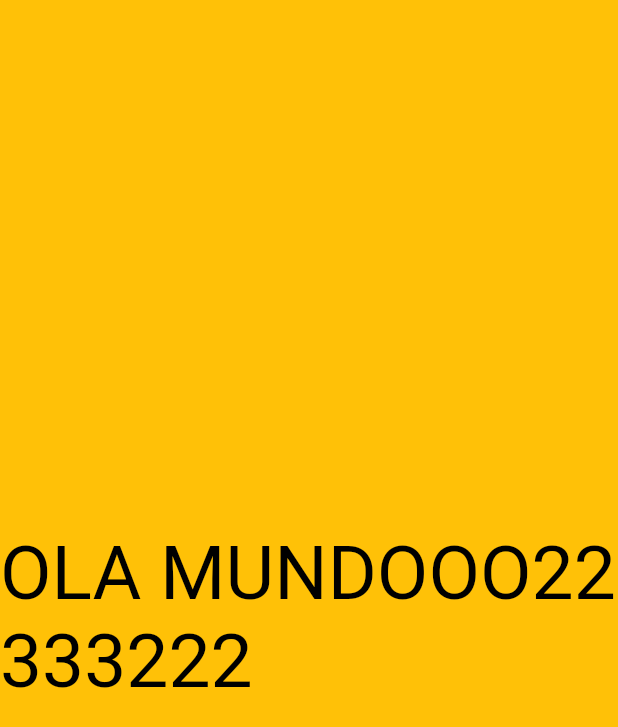
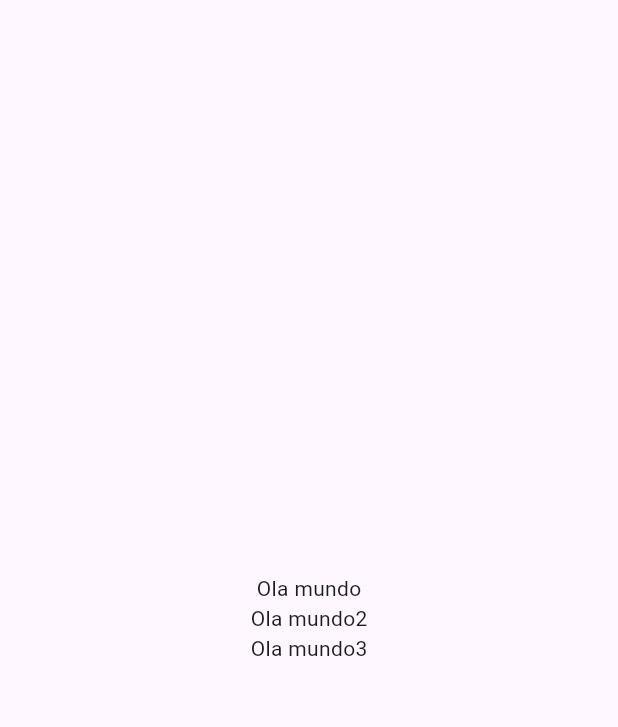
Before and after one commit to KKoan27/IziGym-FrontEnd, a Flutter app: the screen it shows after launch, on a phone screen of 412 x 824 dp. Shown: the top 727 px of the screen. Run offline on Flutter 3.47's test engine with Material 3 defaults, Android fonts, the phone set to English and light mode, and no system bars.

Commit message:
iniciando a pagina de treino

```diff
--- a/project/lib/main.dart
+++ b/project/lib/main.dart
@@ -1,23 +1,28 @@
 import 'package:flutter/material.dart';
 
 void main() {
-  runApp(AppWidget(title: 'OLA MUNDOOO22333222'));
+  runApp(MaterialApp(home: MontagemTreino()));
 }
 
-class AppWidget extends StatelessWidget {
-  final String title;
+class MontagemTreino extends StatefulWidget {
+  @override
+  State<MontagemTreino> createState() {
+    return MontagemTreinoState();
+  }
+}
 
-  const AppWidget({super.key, required this.title});
-
+class MontagemTreinoState extends State<MontagemTreino> {
   @override
   Widget build(BuildContext context) {
-    return Container(
-      color: Colors.amber,
-      child: Center(
-        child: Text(
-          title,
-          textDirection: TextDirection.ltr,
-          style: TextStyle(color: Colors.black, fontSize: 50),
+    return Scaffold(
+      body: Center(
+        child: Column(
+          mainAxisAlignment: MainAxisAlignment.center,
+          children: [
+            SizedBox(child: Text("Ola mundo")),
+            Container(child: Text("Ola mundo2")),
+            Container(child: Text("Ola mundo3")),
+          ],
         ),
       ),
     );
--- /dev/null
+++ b/project/lib/treinos.dart
@@ -0,0 +1,28 @@
+import 'package:flutter/material.dart';
+
+void main() {
+  runApp(Container()) {}
+}
+
+class MontagemTreino extends StatefulWidget {
+  @override
+  State<MontagemTreino> createState() {
+    return MontagemTreinoState();
+  }
+}
+
+class MontagemTreinoState extends State<MontagemTreino> {
+  @override
+  Widget build(BuildContext context) {
+    return Container(
+      padding: EdgeInsets.all(10),
+      child: Column(
+        children: [
+          Container(alignment: Alignment(10, 15), child: Text("Ola mundo")),
+          Container(child: Text("Ola mundo2")),
+          Container(child: Text("Ola mundo3")),
+        ],
+      ),
+    );
+  }
+}
```
